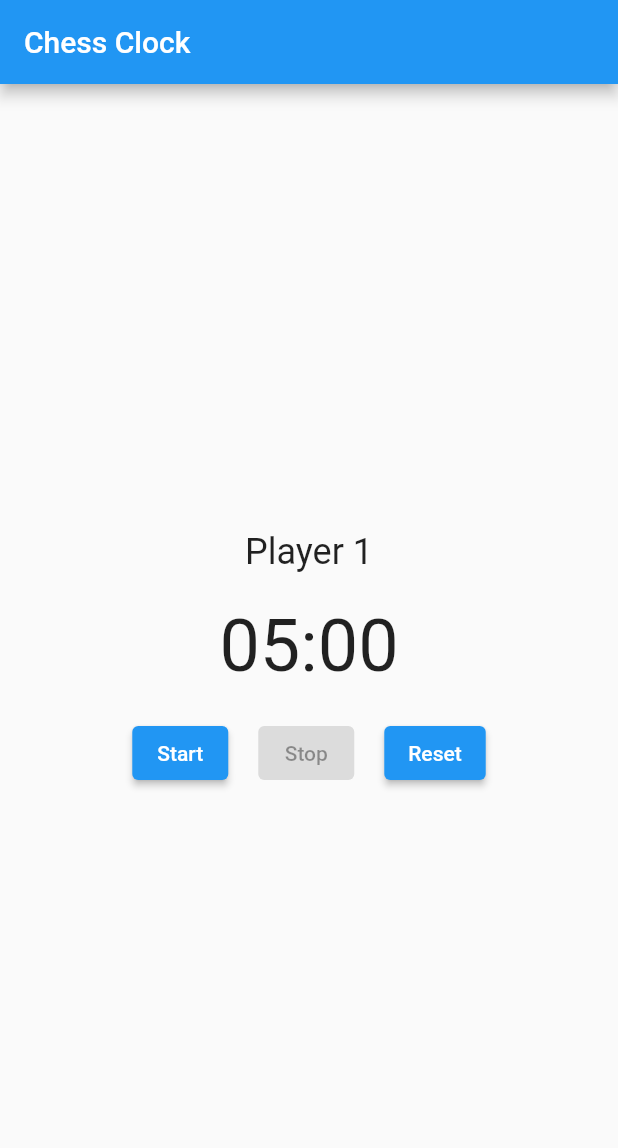
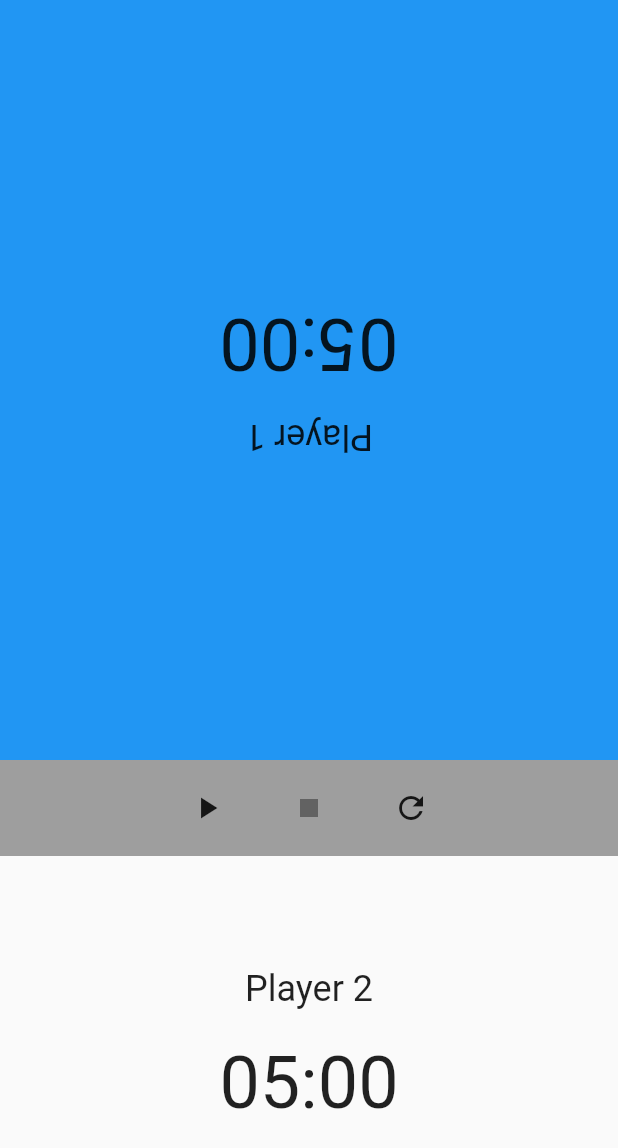
Before and after one commit to dipanjanpanja6/Chess-Timer-App, a Flutter app: the screen it shows after launch, on a phone screen of 412 x 824 dp. Shown: the top 1148 px of the screen. Run offline on Flutter 3.47's test engine with Material 2 defaults, Android fonts, the light colour scheme and no system bars.

Commit message:
update: home screen

```diff
--- a/lib/main.dart
+++ b/lib/main.dart
@@ -1,5 +1,6 @@
 import 'package:chess_timer/screens/home.dart';
 import 'package:flutter/material.dart';
+// Import WidgetsFlutterBinding
 
 void main() {
   runApp(const ChessClockApp());
@@ -16,6 +17,7 @@ class ChessClockApp extends StatelessWidget {
         primarySwatch: Colors.blue,
       ),
       home: const ChessClockScreen(),
+      debugShowCheckedModeBanner: false,
     );
   }
 }
--- a/lib/screens/home.dart
+++ b/lib/screens/home.dart
@@ -10,50 +10,73 @@ class ChessClockScreen extends StatefulWidget {
 class _ChessClockScreenState extends State<ChessClockScreen> {
   late DateTime _player1StartTime;
   late DateTime _player2StartTime;
-  Duration _player1Time = Duration(minutes: 5);
-  Duration _player2Time = Duration(minutes: 5);
+  Duration _player1Time = const Duration(minutes: 5);
+  Duration _player2Time = const Duration(minutes: 5);
   bool _isPlayer1Active = true;
   bool _isRunning = false;
 
   @override
   Widget build(BuildContext context) {
     return Scaffold(
-      appBar: AppBar(
-        title: const Text('Chess Clock'),
+      body: Column(
+        children: [
+          Expanded(
+              flex: _isPlayer1Active ? 2 : 1,
+              child: RotatedBox(
+                  quarterTurns: 2,
+                  child: GestureDetector(
+                      onTap: () {
+                        if (!_isRunning) {
+                          setState(() {
+                            _isPlayer1Active = true;
+                          });
+                          startTimer();
+                        }
+                      },
+                      child: buildPlayerTimer(_isPlayer1Active, _player1Time)))),
+          Container(
+            color: Colors.grey,
+            child: Padding(
+              padding: const EdgeInsets.all(8.0),
+              child: Row(
+                mainAxisAlignment: MainAxisAlignment.center,
+                children: [
+                  IconButton(onPressed: _isRunning ? null : startTimer, icon: const Icon(Icons.play_arrow)),
+                  const SizedBox(width: 20),
+                  IconButton(onPressed: _isRunning ? stopTimer : null, icon: const Icon(Icons.stop)),
+                  const SizedBox(width: 20),
+                  IconButton(onPressed: resetTimer, icon: const Icon(Icons.refresh)),
+                ],
+              ),
+            ),
+          ),
+          Expanded(
+              flex: _isPlayer1Active ? 1 : 2,
+              child: GestureDetector(
+                  onTap: () {
+                    if (!_isRunning) {
+                      setState(() {
+                        _isPlayer1Active = false;
+                      });
+                      startTimer();
+                    }
+                  },
+                  child: buildPlayerTimer(!_isPlayer1Active, _player2Time))),
+        ],
       ),
-      body: Center(
+    );
+  }
+
+  Widget buildPlayerTimer(bool isActive, Duration time) {
+    return Container(
+      color: isActive ? Colors.blue : Colors.transparent, // Set the background color
+      child: Center(
         child: Column(
           mainAxisAlignment: MainAxisAlignment.center,
           children: [
-            Text(
-              _isPlayer1Active ? 'Player 1' : 'Player 2',
-              style: const TextStyle(fontSize: 24),
-            ),
+            Text(isActive ? 'Player 1' : 'Player 2', style: const TextStyle(fontSize: 24)),
             const SizedBox(height: 20),
-            Text(
-              formatDuration(_isPlayer1Active ? _player1Time : _player2Time),
-              style: const TextStyle(fontSize: 48),
-            ),
-            const SizedBox(height: 20),
-            Row(
-              mainAxisAlignment: MainAxisAlignment.center,
-              children: [
-                ElevatedButton(
-                  onPressed: _isRunning ? null : startTimer,
-                  child: const Text('Start'),
-                ),
-                const SizedBox(width: 20),
-                ElevatedButton(
-                  onPressed: _isRunning ? stopTimer : null,
-                  child: const Text('Stop'),
-                ),
-                const SizedBox(width: 20),
-                ElevatedButton(
-                  onPressed: resetTimer,
-                  child: const Text('Reset'),
-                ),
-              ],
-            ),
+            Text(formatDuration(time), style: const TextStyle(fontSize: 48)),
           ],
         ),
       ),
@@ -90,7 +113,7 @@ class _ChessClockScreenState extends State<ChessClockScreen> {
     });
 
     if (_isRunning) {
-      Future.delayed(Duration(seconds: 1), runTimer);
+      Future.delayed(const Duration(seconds: 1), runTimer);
     } else {
       switchPlayers();
     }
@@ -110,10 +133,10 @@ class _ChessClockScreenState extends State<ChessClockScreen> {
   void resetTimer() {
     setState(() {
       _isRunning = false;
-      _player1Time = Duration(minutes: 5);
-      _player2Time = Duration(minutes: 5);
-      _player1StartTime = null;
-      _player2StartTime = null;
+      _player1Time = const Duration(minutes: 5);
+      _player2Time = const Duration(minutes: 5);
+      _player1StartTime = DateTime.now();
+      _player2StartTime = DateTime.now();
       _isPlayer1Active = true;
     });
   }
```
Also changed, not shown: 1 other file.
